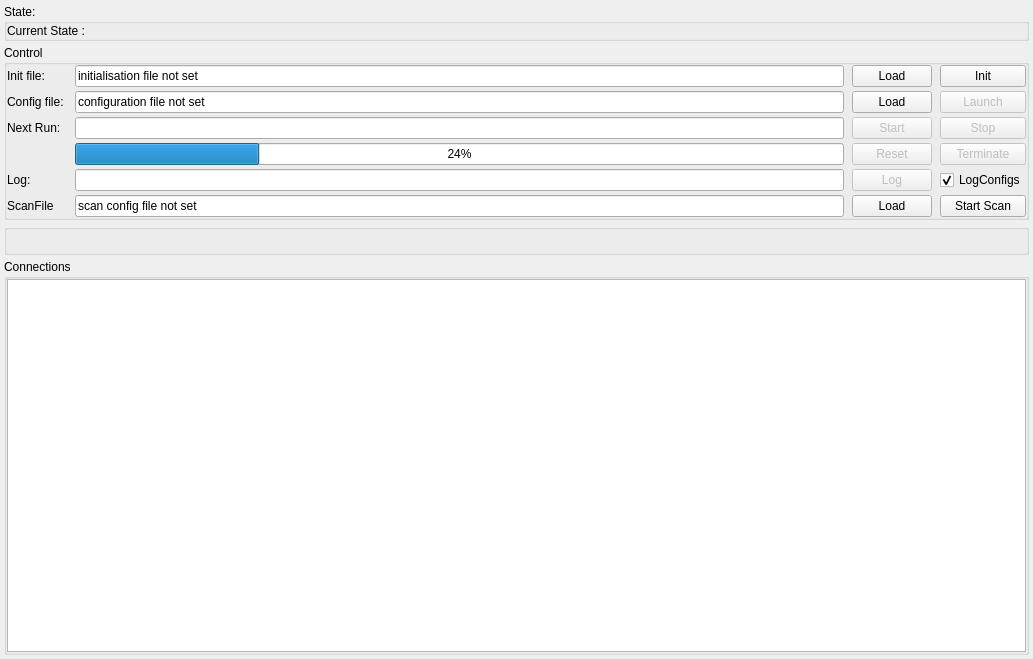
First picture: the form in cxx/controllers/euRun.ui, repository constellation-daq/Constellation, before the edit.
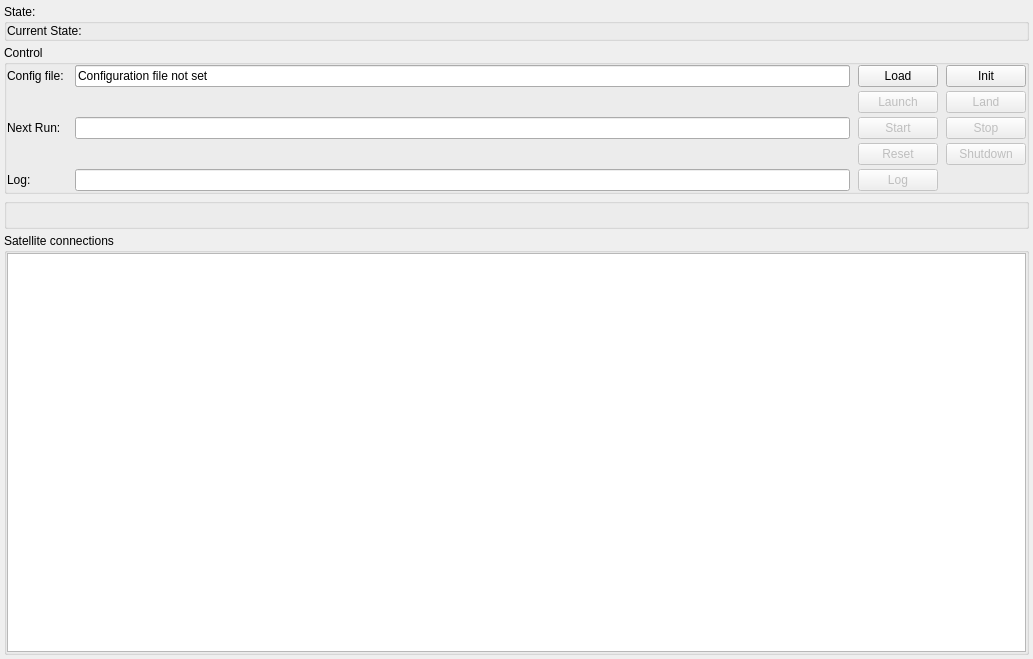
Second picture: the form after the edit.

Commit message: cxx/QRC: update varius UI elements, remove orphaned buttons

What changed in the file:
```diff
--- a/cxx/controllers/euRun.ui
+++ b/cxx/controllers/euRun.ui
@@ -14,7 +14,7 @@
    </rect>
   </property>
   <property name="windowTitle">
-   <string>eudaq Run Control</string>
+   <string>Constellation Run Control</string>
   </property>
   <widget class="QWidget" name="centralwidget">
    <layout class="QVBoxLayout">
@@ -54,7 +54,7 @@
        <item>
         <widget class="QLabel" name="lblCurrent">
          <property name="text">
-          <string>Current State :</string>
+          <string>Current State:</string>
          </property>
         </widget>
        </item>
@@ -91,10 +91,10 @@
           <bool>false</bool>
          </property>
          <property name="toolTip">
-          <string>Terminate the DAQ session</string>
+          <string>Shutdown all satellites</string>
          </property>
          <property name="text">
-          <string>Terminate</string>
+          <string>Shutdown</string>
          </property>
         </widget>
        </item>
@@ -112,61 +112,26 @@
          </property>
         </widget>
        </item>
-       <item row="3" column="2">
-        <widget class="QProgressBar" name="progressBar_scan">
-         <property name="value">
-          <number>24</number>
-         </property>
-        </widget>
-       </item>
        <item row="2" column="4">
         <widget class="QPushButton" name="btnStop">
          <property name="enabled">
           <bool>false</bool>
          </property>
          <property name="toolTip">
-          <string>Stop a run</string>
+          <string>Stop the run</string>
          </property>
          <property name="text">
           <string>Stop</string>
          </property>
         </widget>
        </item>
-       <item row="5" column="4">
-        <widget class="QPushButton" name="btnStartScan">
-         <property name="text">
-          <string>Start Scan</string>
-         </property>
-        </widget>
-       </item>
-       <item row="1" column="0">
+       <item row="0" column="0">
         <widget class="QLabel" name="lblConfig">
          <property name="text">
           <string>Config file: </string>
          </property>
         </widget>
        </item>
-       <item row="5" column="2">
-        <widget class="QLineEdit" name="txtScanFile">
-         <property name="text">
-          <string>scan config file not set</string>
-         </property>
-        </widget>
-       </item>
-       <item row="5" column="0">
-        <widget class="QLabel" name="label">
-         <property name="text">
-          <string>ScanFile</string>
-         </property>
-        </widget>
-       </item>
-       <item row="0" column="0">
-        <widget class="QLabel" name="lblInit">
-         <property name="text">
-          <string>Init file:</string>
-         </property>
-        </widget>
-       </item>
        <item row="0" column="2">
         <widget class="QLineEdit" name="txtInitFileName">
          <property name="text">
@@ -174,31 +139,24 @@
          </property>
         </widget>
        </item>
-       <item row="0" column="3">
-        <widget class="QPushButton" name="btnLoadInit">
-         <property name="text">
-          <string>Load</string>
-         </property>
-        </widget>
-       </item>
-       <item row="1" column="3">
-        <widget class="QPushButton" name="btnLoadConf">
-         <property name="text">
-          <string>Load</string>
-         </property>
-        </widget>
-       </item>
-       <item row="1" column="2">
+       <item row="0" column="2">
         <widget class="QLineEdit" name="txtConfigFileName">
          <property name="whatsThis">
           <string extracomment="Configuration file - directly editable or through file dialog."/>
          </property>
          <property name="text">
-          <string>configuration file not set</string>
+          <string>Configuration file not set</string>
          </property>
         </widget>
        </item>
-       <item row="1" column="4">
+       <item row="0" column="3">
+        <widget class="QPushButton" name="btnLoadConf">
+         <property name="text">
+          <string>Load</string>
+         </property>
+        </widget>
+       </item>
+       <item row="1" column="3">
         <widget class="QPushButton" name="btnConfig">
          <property name="enabled">
           <bool>false</bool>
@@ -210,13 +168,32 @@
           </sizepolicy>
          </property>
          <property name="toolTip">
-          <string>Configure using the selected configuration</string>
+          <string>Launch the constellation</string>
          </property>
          <property name="text">
           <string>Launch</string>
          </property>
         </widget>
        </item>
+       <item row="1" column="4">
+        <widget class="QPushButton" name="btnLand">
+         <property name="enabled">
+          <bool>false</bool>
+         </property>
+         <property name="sizePolicy">
+          <sizepolicy hsizetype="Minimum" vsizetype="Fixed">
+           <horstretch>0</horstretch>
+           <verstretch>0</verstretch>
+          </sizepolicy>
+         </property>
+         <property name="toolTip">
+          <string>Land the constellation</string>
+         </property>
+         <property name="text">
+          <string>Land</string>
+         </property>
+        </widget>
+       </item>
        <item row="2" column="3">
         <widget class="QPushButton" name="btnStart">
          <property name="enabled">
@@ -236,7 +213,7 @@
           <bool>false</bool>
          </property>
          <property name="toolTip">
-          <string>Reset all the DAQ clients</string>
+          <string>Reset all satellites</string>
          </property>
          <property name="text">
           <string>Reset</string>
@@ -246,28 +223,21 @@
        <item row="2" column="2">
         <widget class="QLineEdit" name="txtNextRunNumber"/>
        </item>
-       <item row="5" column="3">
-        <widget class="QPushButton" name="btn_LoadScanFile">
-         <property name="text">
-          <string>Load</string>
-         </property>
-        </widget>
-       </item>
-       <item row="4" column="2">
+       <item row="5" column="2">
         <widget class="QLineEdit" name="txtLogmsg">
          <property name="toolTip">
-          <string>Send a message to the LogCollector</string>
+          <string>Send a log message</string>
          </property>
         </widget>
        </item>
-       <item row="4" column="0">
+       <item row="5" column="0">
         <widget class="QLabel" name="lblLogmsg">
          <property name="text">
           <string>Log: </string>
          </property>
         </widget>
        </item>
-       <item row="4" column="3">
+       <item row="5" column="3">
         <widget class="QPushButton" name="btnLog">
          <property name="enabled">
           <bool>false</bool>
@@ -280,16 +250,6 @@
          </property>
         </widget>
        </item>
-       <item row="4" column="4">
-        <widget class="QCheckBox" name="checkBox">
-         <property name="text">
-          <string>LogConfigs</string>
-         </property>
-         <property name="checked">
-          <bool>true</bool>
-         </property>
-        </widget>
-       </item>
       </layout>
      </widget>
     </item>
@@ -323,7 +283,7 @@
     <item>
      <widget class="QGroupBox" name="grpConnections">
       <property name="title">
-       <string>Connections</string>
+       <string>Satellite connections</string>
       </property>
       <layout class="QVBoxLayout">
        <property name="spacing">
@@ -344,7 +304,7 @@
        <item>
         <widget class="QTreeView" name="viewConn">
          <property name="toolTip">
-          <string>Processes connected to the Run Control</string>
+          <string>Satellites connected to the Run Control</string>
          </property>
          <property name="rootIsDecorated">
           <bool>false</bool>
```
The commit also changes 2 other files.
